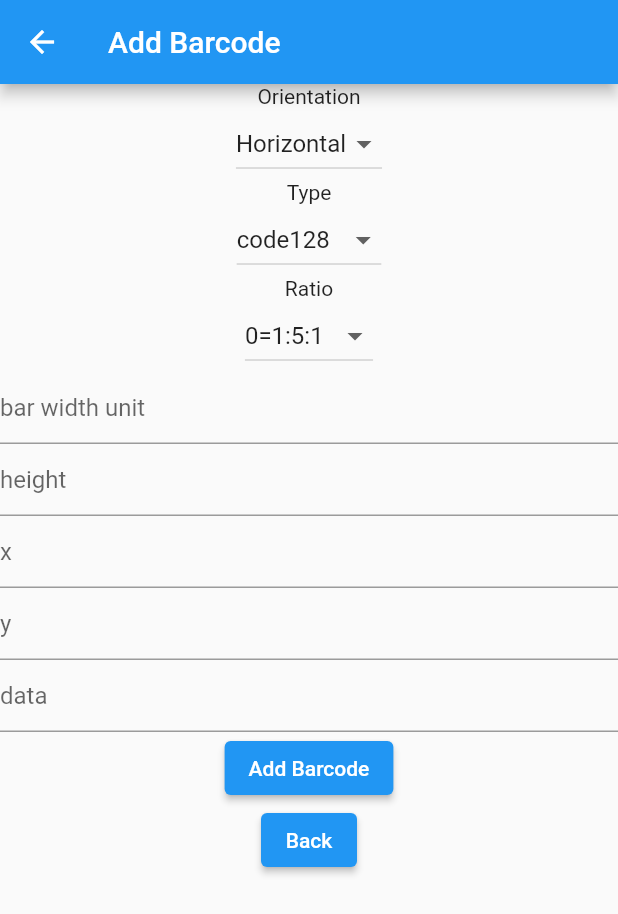
After one commit to gogovan/flutter-label-printer, a Flutter app: the AddBarcode screen opened directly, on a phone screen of 412 x 824 dp. The commit adds this screen. Shown: the top 914 px of the screen. Run offline on Flutter 3.47's test engine with Material 2 defaults, Android fonts, the phone set to English and light mode, and no system bars; our stand-ins replace plugin_platform_interface.

Commit message:
add barcode printing

```diff
--- /dev/null
+++ b/example/lib/add_barcode.dart
@@ -0,0 +1,196 @@
+import 'package:flutter/material.dart';
+import 'package:flutter_label_printer/printer/hm_a300l_classes.dart';
+import 'package:flutter_label_printer_example/main.dart';
+
+class AddBarcode extends StatefulWidget {
+  const AddBarcode({Key? key}) : super(key: key);
+
+  @override
+  State<AddBarcode> createState() => _AddBarcodeState();
+}
+
+class _AddBarcodeState extends State<AddBarcode> {
+  var _orientation = PrintOrientation.horizontal;
+  var _type = BarcodeType.code128;
+  var _ratio = BarcodeRatio.ratio0;
+  final _xController = TextEditingController();
+  final _yController = TextEditingController();
+  final _widthController = TextEditingController();
+  final _heightController = TextEditingController();
+  final _dataController = TextEditingController();
+
+  Future<void> _onPressed(context) async {
+    final navigator = Navigator.of(context);
+    try {
+      await MyApp.printer?.addBarcode(BarcodeParams(
+        orientation: _orientation,
+        type: _type,
+        ratio: _ratio,
+        xPosition: int.parse(_xController.text),
+        yPosition: int.parse(_yController.text),
+        barWidthUnit: int.parse(_widthController.text),
+        height: int.parse(_heightController.text),
+        data: _dataController.text,
+      ));
+      navigator.pop();
+    } catch (ex, st) {
+      print('Exception: $ex\n$st');
+    }
+  }
+
+  @override
+  Widget build(BuildContext context) {
+    return Scaffold(
+        appBar: AppBar(
+          title: const Text('Add Barcode'),
+        ),
+        body: LayoutBuilder(builder:
+            (BuildContext context, BoxConstraints viewportConstraints) {
+          return SingleChildScrollView(
+              child: ConstrainedBox(
+                  constraints: BoxConstraints(
+                    minHeight: viewportConstraints.maxHeight,
+                  ),
+                  child: Column(children: [
+                    const Text('Orientation'),
+                    DropdownButton<PrintOrientation>(
+                      items: const [
+                        DropdownMenuItem(
+                            value: PrintOrientation.horizontal,
+                            child: Text('Horizontal')),
+                        DropdownMenuItem(
+                            value: PrintOrientation.vertical,
+                            child: Text('Vertical')),
+                      ],
+                      onChanged: (item) {
+                        _orientation = item!;
+                        setState(() {});
+                      },
+                      value: _orientation,
+                    ),
+                    const Text('Type'),
+                    DropdownButton<BarcodeType>(
+                      items: const [
+                        DropdownMenuItem(
+                            value: BarcodeType.upca, child: Text('UPC-A')),
+                        DropdownMenuItem(
+                            value: BarcodeType.upce, child: Text('UPC-E')),
+                        DropdownMenuItem(
+                            value: BarcodeType.code39, child: Text('code39')),
+                        DropdownMenuItem(
+                            value: BarcodeType.code93, child: Text('code93')),
+                        DropdownMenuItem(
+                            value: BarcodeType.code128, child: Text('code128')),
+                        DropdownMenuItem(
+                            value: BarcodeType.ean8, child: Text('EAN-8')),
+                        DropdownMenuItem(
+                            value: BarcodeType.ean13, child: Text('EAN-13')),
+                        DropdownMenuItem(
+                            value: BarcodeType.codabar, child: Text('CODABAR')),
+                      ],
+                      onChanged: (item) {
+                        _type = item!;
+                        setState(() {});
+                      },
+                      value: _type,
+                    ),
+                    const Text('Ratio'),
+                    DropdownButton<BarcodeRatio>(
+                      items: const [
+                        DropdownMenuItem(
+                            value: BarcodeRatio.ratio0, child: Text('0=1:5:1')),
+                        DropdownMenuItem(
+                            value: BarcodeRatio.ratio1, child: Text('1=2:0:1')),
+                        DropdownMenuItem(
+                            value: BarcodeRatio.ratio2, child: Text('2=2:5:1')),
+                        DropdownMenuItem(
+                            value: BarcodeRatio.ratio3, child: Text('3=3:0:1')),
+                        DropdownMenuItem(
+                            value: BarcodeRatio.ratio4, child: Text('4=3:5:1')),
+                        DropdownMenuItem(
+                            value: BarcodeRatio.ratio20,
+                            child: Text('20=2:0:1')),
+                        DropdownMenuItem(
+                            value: BarcodeRatio.ratio21,
+                            child: Text('21=2:1:1')),
+                        DropdownMenuItem(
+                            value: BarcodeRatio.ratio22,
+                            child: Text('22=2:2:1')),
+                        DropdownMenuItem(
+                            value: BarcodeRatio.ratio23,
+                            child: Text('23=2:3:1')),
+                        DropdownMenuItem(
+                            value: BarcodeRatio.ratio24,
+                            child: Text('24=2:4:1')),
+                        DropdownMenuItem(
+                            value: BarcodeRatio.ratio25,
+                            child: Text('25=2:5:1')),
+                        DropdownMenuItem(
+                            value: BarcodeRatio.ratio26,
+                            child: Text('26=2:6:1')),
+                        DropdownMenuItem(
+                            value: BarcodeRatio.ratio27,
+                            child: Text('27=2:7:1')),
+                        DropdownMenuItem(
+                            value: BarcodeRatio.ratio28,
+                            child: Text('28=2:8:1')),
+                        DropdownMenuItem(
+                            value: BarcodeRatio.ratio29,
+                            child: Text('29=2:9:1')),
+                        DropdownMenuItem(
+                            value: BarcodeRatio.ratio30,
+                            child: Text('30=3:0:1')),
+                      ],
+                      onChanged: (item) {
+                        _ratio = item!;
+                        setState(() {});
+                      },
+                      value: _ratio,
+                    ),
+                    TextField(
+                      decoration: const InputDecoration(
+                        hintText: 'bar width unit',
+                      ),
+                      keyboardType: TextInputType.number,
+                      controller: _widthController,
+                    ),
+                    TextField(
+                      decoration: const InputDecoration(
+                        hintText: 'height',
+                      ),
+                      keyboardType: TextInputType.number,
+                      controller: _heightController,
+                    ),
+                    TextField(
+                      decoration: const InputDecoration(
+                        hintText: 'x',
+                      ),
+                      keyboardType: TextInputType.number,
+                      controller: _xController,
+                    ),
+                    TextField(
+                      decoration: const InputDecoration(
+                        hintText: 'y',
+                      ),
+                      keyboardType: TextInputType.number,
+                      controller: _yController,
+                    ),
+                    TextField(
+                      decoration: const InputDecoration(
+                        hintText: 'data',
+                      ),
+                      keyboardType: TextInputType.text,
+                      controller: _dataController,
+                    ),
+                    ElevatedButton(
+                        onPressed: () => _onPressed(context),
+                        child: const Text("Add Barcode")),
+                    ElevatedButton(
+                        onPressed: () {
+                          Navigator.pop(context);
+                        },
+                        child: const Text("Back"))
+                  ])));
+        }));
+  }
+}
--- a/lib/flutter_label_printer_method_channel.dart
+++ b/lib/flutter_label_printer_method_channel.dart
@@ -187,4 +187,23 @@ class MethodChannelFlutterLabelPrinter extends FlutterLabelPrinterPlatform {
 
     return result ?? false;
   }
+
+  @override
+  Future<bool> addBarcode(BarcodeParams params) async {
+    final result = await methodChannel.invokeMethod<bool>(
+      'hk.gogovan.label_printer.addBarcode',
+      <String, dynamic>{
+        'orientation': params.orientation.code,
+        'type': params.type.code,
+        'width': params.barWidthUnit,
+        'ratio': params.ratio.code,
+        'height': params.height,
+        'x': params.xPosition,
+        'y': params.yPosition,
+        'data': params.data,
+      },
+    );
+
+    return result ?? false;
+  }
 }
--- a/lib/flutter_label_printer_platform_interface.dart
+++ b/lib/flutter_label_printer_platform_interface.dart
@@ -112,4 +112,10 @@ abstract class FlutterLabelPrinterPlatform extends PlatformInterface {
       'setAlignHMA300L() has not been implemented.',
     );
   }
+
+  Future<bool> addBarcode(BarcodeParams params) {
+    throw UnimplementedError(
+      'setAlignHMA300L() has not been implemented.',
+    );
+  }
 }
--- a/lib/printer/hm_a300l_classes.dart
+++ b/lib/printer/hm_a300l_classes.dart
@@ -76,6 +76,53 @@ enum PrinterTextAlign {
   right(2);
 
   const PrinterTextAlign(this.code);
+
+  final int code;
+}
+
+enum PrintOrientation {
+  horizontal(0),
+  vertical(1);
+
+  const PrintOrientation(this.code);
+
+  final int code;
+}
+
+enum BarcodeType {
+  upca(0),
+  upce(1),
+  ean13(2),
+  ean8(3),
+  code39(4),
+  code93(5),
+  code128(6),
+  codabar(7);
+
+  const BarcodeType(this.code);
+
+  final int code;
+}
+
+enum BarcodeRatio {
+  ratio0(0),
+  ratio1(1),
+  ratio2(2),
+  ratio3(3),
+  ratio4(4),
+  ratio20(20),
+  ratio21(21),
+  ratio22(22),
+  ratio23(23),
+  ratio24(24),
+  ratio25(25),
+  ratio26(26),
+  ratio27(27),
+  ratio28(28),
+  ratio29(29),
+  ratio30(30);
+
+  const BarcodeRatio(this.code);
 
   final int code;
 }
@@ -160,6 +207,58 @@ class TextParams {
       text.hashCode;
 }
 
+@immutable
+class BarcodeParams {
+  const BarcodeParams({
+    this.orientation = PrintOrientation.horizontal,
+    required this.type,
+    required this.ratio,
+    required this.barWidthUnit,
+    required this.height,
+    required this.xPosition,
+    required this.yPosition,
+    required this.data,
+  });
+
+  final PrintOrientation orientation;
+  final BarcodeType type;
+  final int barWidthUnit;
+  final BarcodeRatio ratio;
+  final int height;
+  final int xPosition;
+  final int yPosition;
+  final String data;
+
+  @override
+  String toString() =>
+      'BarcodeParams{orientation: $orientation, type: $type, barWidthUnit: $barWidthUnit, ratio: $ratio, height: $height, x: $xPosition, y: $yPosition, data: $data}';
+
+  @override
+  bool operator ==(Object other) =>
+      identical(this, other) ||
+      other is BarcodeParams &&
+          runtimeType == other.runtimeType &&
+          orientation == other.orientation &&
+          type == other.type &&
+          barWidthUnit == other.barWidthUnit &&
+          ratio == other.ratio &&
+          height == other.height &&
+          xPosition == other.xPosition &&
+          yPosition == other.yPosition &&
+          data == other.data;
+
+  @override
+  int get hashCode =>
+      orientation.hashCode ^
+      type.hashCode ^
+      barWidthUnit.hashCode ^
+      ratio.hashCode ^
+      height.hashCode ^
+      xPosition.hashCode ^
+      yPosition.hashCode ^
+      data.hashCode;
+}
+
 /// Printer status.
 @immutable
 class PrinterStatus {
```
Also changed, not shown: example/lib/add_text.dart (+32 -13 lines), example/lib/main.dart (+24 -15 lines), example/lib/set_print_area_size.dart (+10 -2 lines), lib/printer/hm_a300l_printer.dart (+18 -0 lines), 2 other files.
